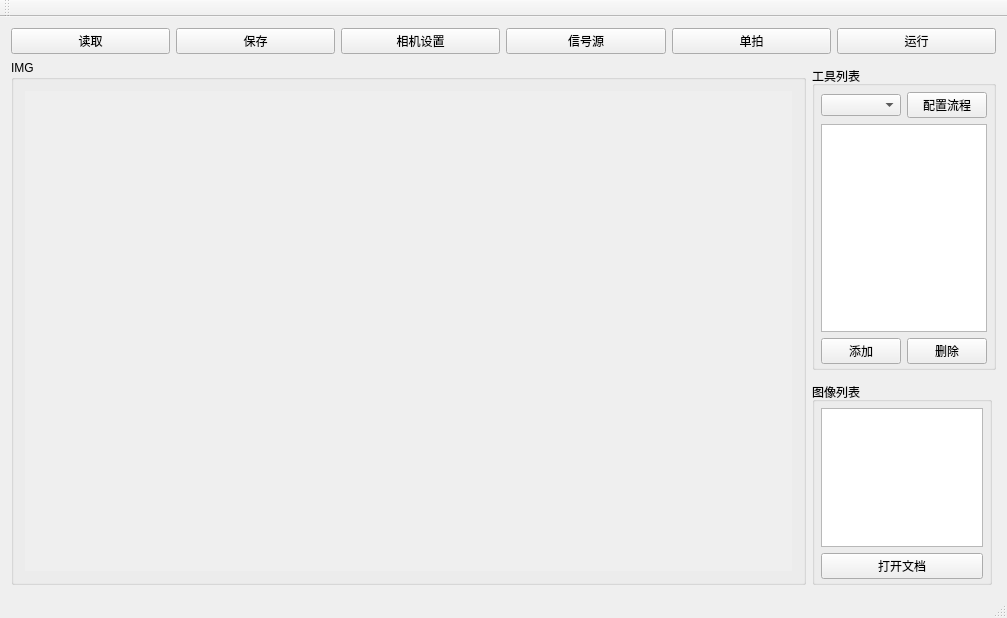
The window that ZVision/mainwindow.ui (TERRIOR/zv) describes before a commit, drawn with Qt 5.
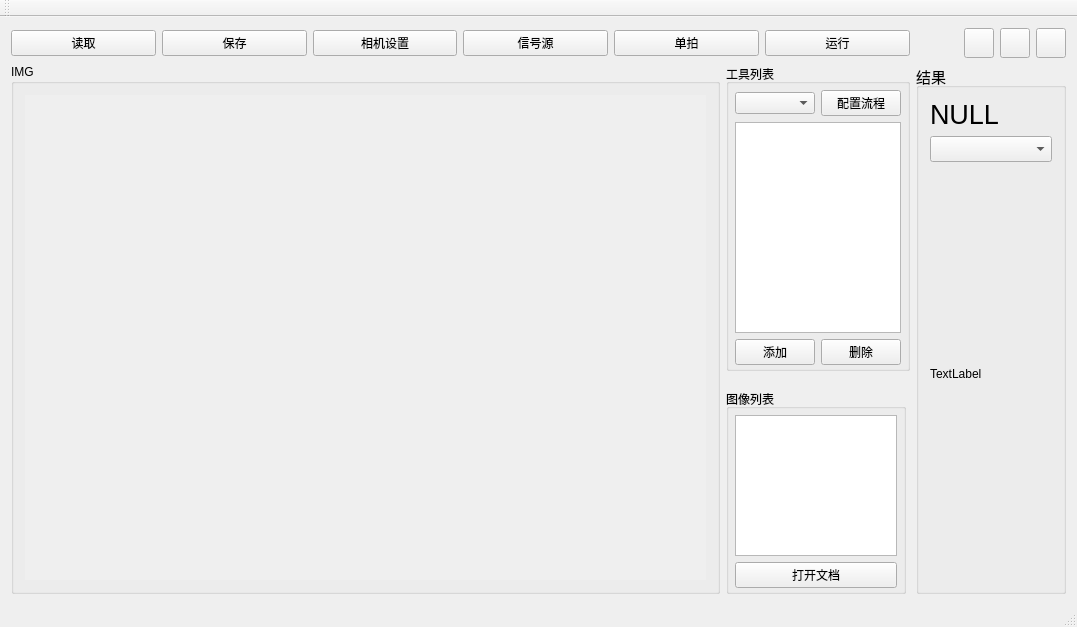
The same window after the commit. Icons and pictures are not drawn.

The edit to the form file:
```diff
--- a/ZVision/mainwindow.ui
+++ b/ZVision/mainwindow.ui
@@ -6,10 +6,16 @@
    <rect>
     <x>0</x>
     <y>0</y>
-    <width>1007</width>
-    <height>615</height>
+    <width>1077</width>
+    <height>627</height>
    </rect>
   </property>
+  <property name="minimumSize">
+   <size>
+    <width>1000</width>
+    <height>0</height>
+   </size>
+  </property>
   <property name="windowTitle">
    <string>MainWindow</string>
   </property>
@@ -18,139 +24,53 @@
     <bool>true</bool>
    </property>
    <layout class="QGridLayout" name="gridLayout">
-    <item row="0" column="0" colspan="2">
-     <layout class="QHBoxLayout" name="horizontalLayout_2">
-      <item>
+    <item row="1" column="0" colspan="2">
+     <layout class="QGridLayout" name="gridLayout_6">
+      <item row="0" column="0">
        <widget class="QPushButton" name="pushButton_7">
         <property name="text">
          <string>读取</string>
         </property>
        </widget>
       </item>
-      <item>
-       <widget class="QPushButton" name="pushButton_6">
-        <property name="text">
-         <string>保存</string>
-        </property>
-       </widget>
-      </item>
-      <item>
-       <widget class="QPushButton" name="pushButton_5">
-        <property name="text">
-         <string>相机设置</string>
-        </property>
-       </widget>
-      </item>
-      <item>
-       <widget class="QPushButton" name="pushButton_9">
-        <property name="text">
-         <string>信号源</string>
-        </property>
-       </widget>
-      </item>
-      <item>
+      <item row="0" column="4">
        <widget class="QPushButton" name="pushButton_4">
         <property name="text">
          <string>单拍</string>
         </property>
        </widget>
       </item>
-      <item>
+      <item row="0" column="3">
+       <widget class="QPushButton" name="pushButton_9">
+        <property name="text">
+         <string>信号源</string>
+        </property>
+       </widget>
+      </item>
+      <item row="0" column="2">
+       <widget class="QPushButton" name="pushButton_5">
+        <property name="text">
+         <string>相机设置</string>
+        </property>
+       </widget>
+      </item>
+      <item row="0" column="5">
        <widget class="QPushButton" name="pushButton_8">
         <property name="text">
          <string>运行</string>
         </property>
        </widget>
       </item>
+      <item row="0" column="1">
+       <widget class="QPushButton" name="pushButton_6">
+        <property name="text">
+         <string>保存</string>
+        </property>
+       </widget>
+      </item>
      </layout>
     </item>
-    <item row="2" column="1">
-     <widget class="QGroupBox" name="verticalGroupBox">
-      <property name="sizePolicy">
-       <sizepolicy hsizetype="Preferred" vsizetype="Preferred">
-        <horstretch>0</horstretch>
-        <verstretch>3</verstretch>
-       </sizepolicy>
-      </property>
-      <property name="maximumSize">
-       <size>
-        <width>180</width>
-        <height>16777215</height>
-       </size>
-      </property>
-      <property name="title">
-       <string>工具列表</string>
-      </property>
-      <layout class="QGridLayout" name="gridLayout_3" columnstretch="0,0">
-       <property name="sizeConstraint">
-        <enum>QLayout::SetMinimumSize</enum>
-       </property>
-       <property name="leftMargin">
-        <number>6</number>
-       </property>
-       <property name="topMargin">
-        <number>6</number>
-       </property>
-       <property name="rightMargin">
-        <number>6</number>
-       </property>
-       <property name="bottomMargin">
-        <number>3</number>
-       </property>
-       <item row="0" column="0">
-        <widget class="QComboBox" name="comboBox"/>
-       </item>
-       <item row="0" column="1">
-        <widget class="QPushButton" name="pushButton_10">
-         <property name="text">
-          <string>配置流程</string>
-         </property>
-        </widget>
-       </item>
-       <item row="1" column="0" colspan="2">
-        <widget class="QTableWidget" name="tableWidget1">
-         <property name="maximumSize">
-          <size>
-           <width>180</width>
-           <height>16777215</height>
-          </size>
-         </property>
-        </widget>
-       </item>
-       <item row="2" column="0" colspan="2">
-        <layout class="QHBoxLayout" name="horizontalLayout">
-         <item>
-          <widget class="QPushButton" name="pushButton_3">
-           <property name="maximumSize">
-            <size>
-             <width>80</width>
-             <height>16777215</height>
-            </size>
-           </property>
-           <property name="text">
-            <string>添加</string>
-           </property>
-          </widget>
-         </item>
-         <item>
-          <widget class="QPushButton" name="pushButton">
-           <property name="maximumSize">
-            <size>
-             <width>80</width>
-             <height>16777215</height>
-            </size>
-           </property>
-           <property name="text">
-            <string>删除</string>
-           </property>
-          </widget>
-         </item>
-        </layout>
-       </item>
-      </layout>
-     </widget>
-    </item>
-    <item row="1" column="0" rowspan="4">
+    <item row="2" column="0" rowspan="4">
      <widget class="QGroupBox" name="groupBox">
       <property name="sizePolicy">
        <sizepolicy hsizetype="Preferred" vsizetype="Preferred">
@@ -187,7 +107,7 @@
       </layout>
      </widget>
     </item>
-    <item row="4" column="1">
+    <item row="5" column="1">
      <widget class="QGroupBox" name="verticalGroupBox_2">
       <property name="sizePolicy">
        <sizepolicy hsizetype="Preferred" vsizetype="Preferred">
@@ -243,6 +163,231 @@
       </layout>
      </widget>
     </item>
+    <item row="2" column="1">
+     <widget class="QGroupBox" name="verticalGroupBox">
+      <property name="sizePolicy">
+       <sizepolicy hsizetype="Preferred" vsizetype="Preferred">
+        <horstretch>0</horstretch>
+        <verstretch>3</verstretch>
+       </sizepolicy>
+      </property>
+      <property name="maximumSize">
+       <size>
+        <width>180</width>
+        <height>16777215</height>
+       </size>
+      </property>
+      <property name="title">
+       <string>工具列表</string>
+      </property>
+      <layout class="QGridLayout" name="gridLayout_3" columnstretch="0,0">
+       <property name="sizeConstraint">
+        <enum>QLayout::SetMinimumSize</enum>
+       </property>
+       <property name="leftMargin">
+        <number>6</number>
+       </property>
+       <property name="topMargin">
+        <number>6</number>
+       </property>
+       <property name="rightMargin">
+        <number>6</number>
+       </property>
+       <property name="bottomMargin">
+        <number>3</number>
+       </property>
+       <item row="0" column="0">
+        <widget class="QComboBox" name="comboBox"/>
+       </item>
+       <item row="0" column="1">
+        <widget class="QPushButton" name="pushButton_10">
+         <property name="text">
+          <string>配置流程</string>
+         </property>
+        </widget>
+       </item>
+       <item row="1" column="0" colspan="2">
+        <widget class="QTableWidget" name="tableWidget1">
+         <property name="maximumSize">
+          <size>
+           <width>180</width>
+           <height>16777215</height>
+          </size>
+         </property>
+        </widget>
+       </item>
+       <item row="2" column="0" colspan="2">
+        <layout class="QHBoxLayout" name="horizontalLayout">
+         <item>
+          <widget class="QPushButton" name="pushButton_3">
+           <property name="maximumSize">
+            <size>
+             <width>80</width>
+             <height>16777215</height>
+            </size>
+           </property>
+           <property name="text">
+            <string>添加</string>
+           </property>
+          </widget>
+         </item>
+         <item>
+          <widget class="QPushButton" name="pushButton">
+           <property name="maximumSize">
+            <size>
+             <width>80</width>
+             <height>16777215</height>
+            </size>
+           </property>
+           <property name="text">
+            <string>删除</string>
+           </property>
+          </widget>
+         </item>
+        </layout>
+       </item>
+      </layout>
+     </widget>
+    </item>
+    <item row="2" column="2" rowspan="4">
+     <widget class="QGroupBox" name="groupBox_2">
+      <property name="minimumSize">
+       <size>
+        <width>150</width>
+        <height>0</height>
+       </size>
+      </property>
+      <property name="font">
+       <font>
+        <pointsize>11</pointsize>
+       </font>
+      </property>
+      <property name="title">
+       <string>结果</string>
+      </property>
+      <layout class="QVBoxLayout" name="verticalLayout">
+       <item>
+        <widget class="QLabel" name="label">
+         <property name="font">
+          <font>
+           <pointsize>20</pointsize>
+          </font>
+         </property>
+         <property name="text">
+          <string>NULL</string>
+         </property>
+        </widget>
+       </item>
+       <item>
+        <widget class="QComboBox" name="comboBox_2"/>
+       </item>
+       <item>
+        <widget class="QLabel" name="label_2">
+         <property name="sizePolicy">
+          <sizepolicy hsizetype="Preferred" vsizetype="Preferred">
+           <horstretch>0</horstretch>
+           <verstretch>1</verstretch>
+          </sizepolicy>
+         </property>
+         <property name="font">
+          <font>
+           <pointsize>9</pointsize>
+          </font>
+         </property>
+         <property name="text">
+          <string>TextLabel</string>
+         </property>
+        </widget>
+       </item>
+      </layout>
+     </widget>
+    </item>
+    <item row="1" column="2">
+     <layout class="QGridLayout" name="gridLayout_5">
+      <item row="0" column="0">
+       <spacer name="horizontalSpacer">
+        <property name="orientation">
+         <enum>Qt::Horizontal</enum>
+        </property>
+        <property name="sizeHint" stdset="0">
+         <size>
+          <width>40</width>
+          <height>20</height>
+         </size>
+        </property>
+       </spacer>
+      </item>
+      <item row="0" column="3">
+       <widget class="QPushButton" name="pushButton_close">
+        <property name="minimumSize">
+         <size>
+          <width>30</width>
+          <height>30</height>
+         </size>
+        </property>
+        <property name="maximumSize">
+         <size>
+          <width>30</width>
+          <height>30</height>
+         </size>
+        </property>
+        <property name="text">
+         <string/>
+        </property>
+        <property name="icon">
+         <iconset resource="main.qrc">
+          <normaloff>:/image/close.png</normaloff>:/image/close.png</iconset>
+        </property>
+       </widget>
+      </item>
+      <item row="0" column="1">
+       <widget class="QPushButton" name="pushButton_min">
+        <property name="minimumSize">
+         <size>
+          <width>30</width>
+          <height>30</height>
+         </size>
+        </property>
+        <property name="maximumSize">
+         <size>
+          <width>30</width>
+          <height>30</height>
+         </size>
+        </property>
+        <property name="text">
+         <string/>
+        </property>
+        <property name="icon">
+         <iconset resource="main.qrc">
+          <normaloff>:/image/minus-sign-on-a-square-outline.png</normaloff>:/image/minus-sign-on-a-square-outline.png</iconset>
+        </property>
+       </widget>
+      </item>
+      <item row="0" column="2">
+       <widget class="QPushButton" name="pushButton_max">
+        <property name="minimumSize">
+         <size>
+          <width>30</width>
+          <height>30</height>
+         </size>
+        </property>
+        <property name="maximumSize">
+         <size>
+          <width>30</width>
+          <height>30</height>
+         </size>
+        </property>
+        <property name="text">
+         <string/>
+        </property>
+        <property name="icon">
+         <iconset resource="main.qrc">
+          <normaloff>:/image/expand-button.png</normaloff>:/image/expand-button.png</iconset>
+        </property>
+       </widget>
+      </item>
+     </layout>
+    </item>
    </layout>
   </widget>
   <widget class="QToolBar" name="mainToolBar">
```
Left out of the diff: 4 changed lines with no effect on the pictures.
